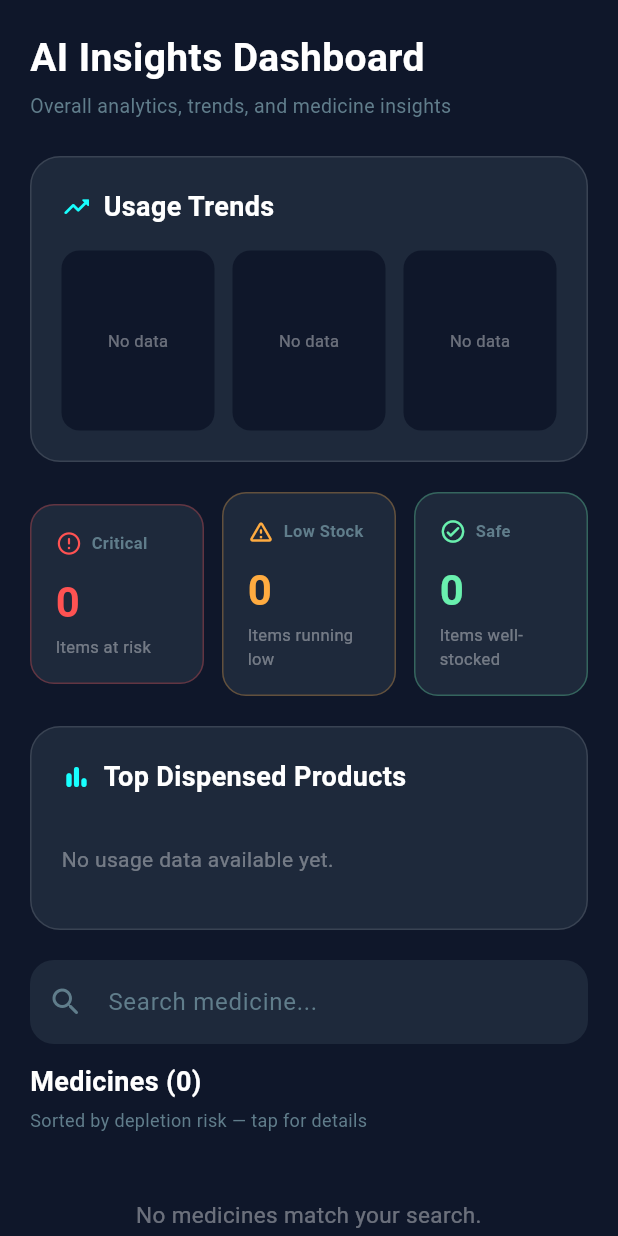
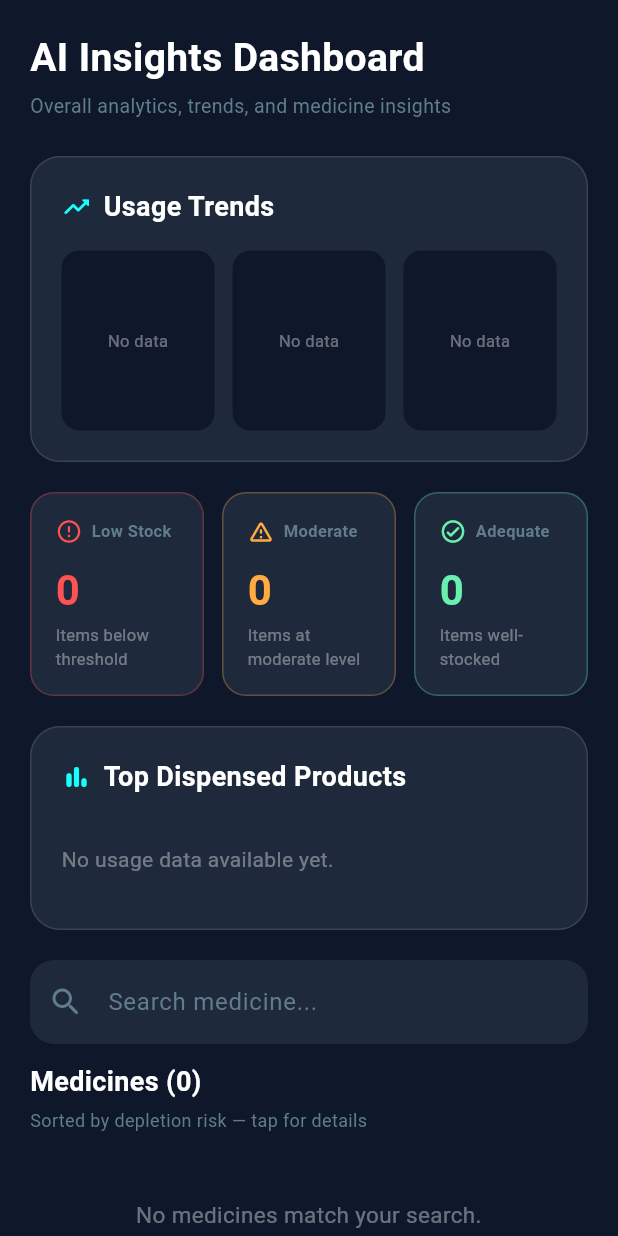
Before and after one commit to Syahmics1674/ai-pharmacy-system, a Flutter app: the AIInsightsPage widget shown alone on an empty page, opened directly with empty values, on a phone screen of 412 x 824 dp. Run offline on Flutter 3.47's test engine with Material 3 defaults, Android fonts, the phone set to English and light mode, and no system bars; our stand-ins replace fl_chart, printing, sqflite; accounts and stored records are empty; network calls fail.

Commit message:
Phase 11D-B: fix AI Insights stock summary to match Dashboard classification
- Update build_stock_summary_payload() thresholds from legacy
  stock < 100 / < 200 to Live page stock < 20 / < 50 / >= 50
- AI Insights now reads from same classification model as Dashboard
- Flutter AIInsightsPage labels changed to Low Stock / Moderate / Adequate
  to match Dashboard conventions
- Before: Critical=133, Low=0, Safe=0 (legacy)
- After:  Low Stock=19, Moderate=56, Adequate=58 (matches Dashboard)

```diff
--- a/ai_pharmacy_app/lib/main.dart
+++ b/ai_pharmacy_app/lib/main.dart
@@ -1197,9 +1197,9 @@ class _AIInsightsPageState extends State<AIInsightsPage> {
       children: [
         Expanded(
           child: _buildStatCard(
-            "Critical",
+            "Low Stock",
             "$critical",
-            "Items at risk",
+            "Items below threshold",
             Colors.redAccent,
             Icons.error_outline_rounded,
           ),
@@ -1207,9 +1207,9 @@ class _AIInsightsPageState extends State<AIInsightsPage> {
         const SizedBox(width: 12),
         Expanded(
           child: _buildStatCard(
-            "Low Stock",
+            "Moderate",
             "$low",
-            "Items running low",
+            "Items at moderate level",
             Colors.orangeAccent,
             Icons.warning_amber_rounded,
           ),
@@ -1217,7 +1217,7 @@ class _AIInsightsPageState extends State<AIInsightsPage> {
         const SizedBox(width: 12),
         Expanded(
           child: _buildStatCard(
-            "Safe",
+            "Adequate",
             "$safe",
             "Items well-stocked",
             Colors.greenAccent,
```
Also changed, not shown: 1 other file.
